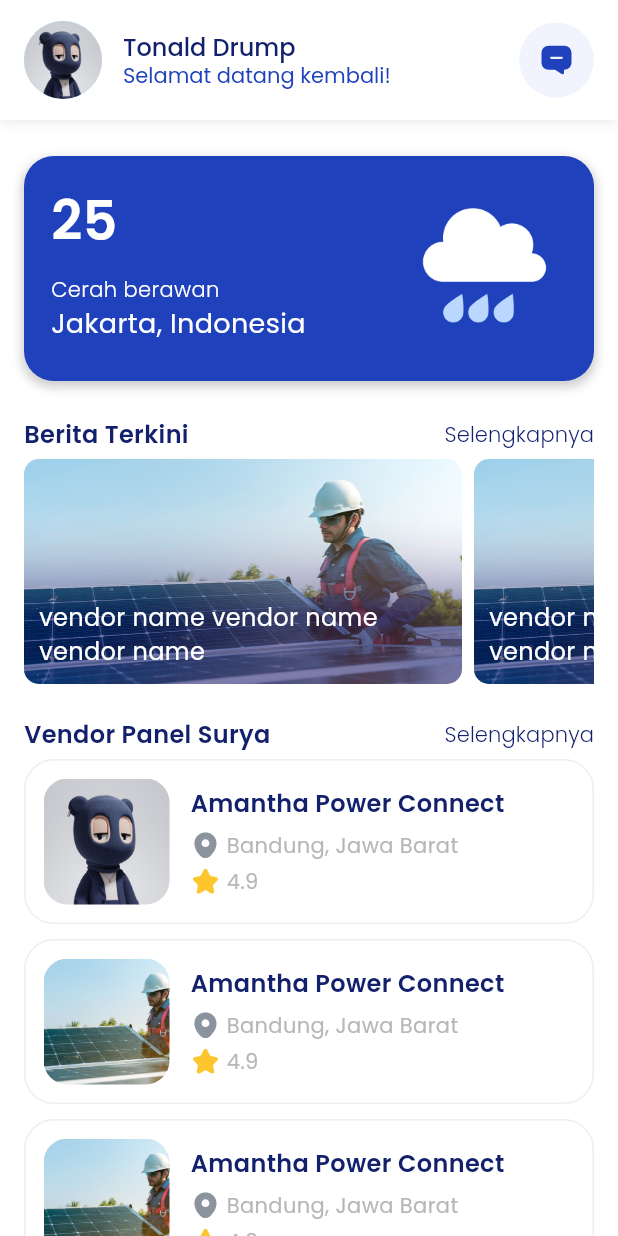
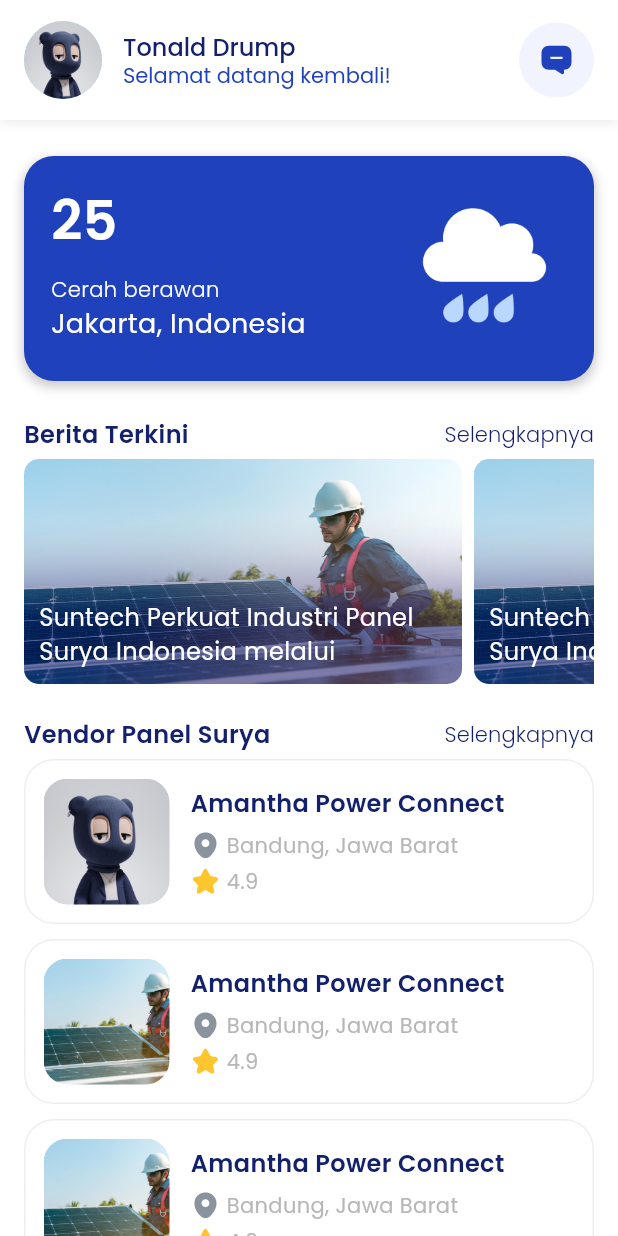
Before and after one commit to fauzihub13/sunmate, a Flutter app: the screen it shows after launch, on a phone screen of 412 x 824 dp. Run offline on Flutter 3.47's test engine with Material 3 defaults, Android fonts, the phone set to English and light mode, and no system bars; our stand-ins replace flutter_svg.

Commit message:
feat: finish news slider from model

```diff
--- a/lib/src/core/components/news_card.dart
+++ b/lib/src/core/components/news_card.dart
@@ -1,8 +1,10 @@
 import 'package:flutter/material.dart';
 import 'package:flutter_sunmate/src/core/constants/colors.dart';
+import 'package:flutter_sunmate/src/data/models/news.dart';
 
 class NewsCard extends StatelessWidget {
-  const NewsCard({Key? key});
+  final News data;
+  const NewsCard({Key? key, required this.data});
 
   @override
   Widget build(BuildContext context) {
@@ -16,7 +18,7 @@ class NewsCard extends StatelessWidget {
             ClipRRect(
               borderRadius: BorderRadius.circular(10),
               child: Image.asset(
-                'assets/images/vendor/vendor-1.jpg',
+                data.imageAsset,
                 width: double.infinity,
                 height: double.infinity,
                 fit: BoxFit.cover,
@@ -50,7 +52,7 @@ class NewsCard extends StatelessWidget {
               child: Padding(
                 padding: const EdgeInsets.all(10.0),
                 child: Text(
-                  "vendor name vendor name vendor name ",
+                  data.title,
                   maxLines: 2,
                   style: const TextStyle(
                       fontSize: 16.0,
--- a/lib/src/core/components/slider_news.dart
+++ b/lib/src/core/components/slider_news.dart
@@ -1,28 +1,30 @@
 import 'package:flutter/material.dart';
 import 'package:flutter_sunmate/src/core/components/news_card.dart';
+import 'package:flutter_sunmate/src/data/models/news.dart';
 
 class SliderNews extends StatelessWidget {
-  const SliderNews({super.key});
+  final int? itemCount;
+
+  const SliderNews({super.key, this.itemCount});
 
   @override
   Widget build(BuildContext context) {
     final _scrollController = ScrollController();
+    final int count = itemCount ?? newsList.length;
 
     return Scrollbar(
       controller: _scrollController,
       child: Container(
-        height: 150,
-        padding: const EdgeInsets.symmetric(horizontal: 16.0),
-        margin: const EdgeInsets.only(top: 5.0),
-        child: ListView(
-            scrollDirection: Axis.horizontal,
-            controller: _scrollController,
-            children: [
-              NewsCard(),
-              NewsCard(),
-              NewsCard(),
-            ]),
-      ),
+          height: 150,
+          padding: const EdgeInsets.symmetric(horizontal: 16.0),
+          margin: const EdgeInsets.only(top: 5.0),
+          child: ListView.builder(
+              scrollDirection: Axis.horizontal,
+              itemCount: count,
+              itemBuilder: (context, index) {
+                final News news = newsList[index];
+                return NewsCard(data: news);
+              })),
     );
   }
 }
--- /dev/null
+++ b/lib/src/data/models/news.dart
@@ -0,0 +1,55 @@
+class News {
+  final int id;
+  final String date, title, description, imageAsset;
+
+  News({
+    required this.id,
+    required this.date,
+    required this.imageAsset,
+    required this.title,
+    required this.description,
+  });
+}
+
+var newsList = [
+  News(
+      id: 1,
+      date: 'Rabu, 12 Oktober 2024',
+      imageAsset: 'assets/images/vendor/vendor-1.jpg',
+      title:
+          'Suntech Perkuat Industri Panel Surya Indonesia melalui Investasi Strategis',
+      description:
+          'Blue Nature is a 5 star complemented with 80 well bedroom and suit, modern residence in a very strategic location from the city center. Blue Nature is a 5 star complemented with 80 well bedroom and suit, modern residence in a very strategic location from the city center. Blue Nature is a 5 star complemented with 80 well bedroom and suit.'),
+  News(
+      id: 2,
+      date: 'Rabu, 12 Oktober 2024',
+      imageAsset: 'assets/images/vendor/vendor-1.jpg',
+      title:
+          'Suntech Perkuat Industri Panel Surya Indonesia melalui Investasi Strategis',
+      description:
+          'Blue Nature is a 5 star complemented with 80 well bedroom and suit, modern residence in a very strategic location from the city center. Blue Nature is a 5 star complemented with 80 well bedroom and suit, modern residence in a very strategic location from the city center. Blue Nature is a 5 star complemented with 80 well bedroom and suit.'),
+  News(
+      id: 3,
+      date: 'Rabu, 12 Oktober 2024',
+      imageAsset: 'assets/images/vendor/vendor-1.jpg',
+      title:
+          'Suntech Perkuat Industri Panel Surya Indonesia melalui Investasi Strategis',
+      description:
+          'Blue Nature is a 5 star complemented with 80 well bedroom and suit, modern residence in a very strategic location from the city center. Blue Nature is a 5 star complemented with 80 well bedroom and suit, modern residence in a very strategic location from the city center. Blue Nature is a 5 star complemented with 80 well bedroom and suit.'),
+  News(
+      id: 3,
+      date: 'Rabu, 12 Oktober 2024',
+      imageAsset: 'assets/images/vendor/vendor-1.jpg',
+      title:
+          'Suntech Perkuat Industri Panel Surya Indonesia melalui Investasi Strategis',
+      description:
+          'Blue Nature is a 5 star complemented with 80 well bedroom and suit, modern residence in a very strategic location from the city center. Blue Nature is a 5 star complemented with 80 well bedroom and suit, modern residence in a very strategic location from the city center. Blue Nature is a 5 star complemented with 80 well bedroom and suit.'),
+  News(
+      id: 3,
+      date: 'Rabu, 12 Oktober 2024',
+      imageAsset: 'assets/images/vendor/vendor-1.jpg',
+      title:
+          'Suntech Perkuat Industri Panel Surya Indonesia melalui Investasi Strategis',
+      description:
+          'Blue Nature is a 5 star complemented with 80 well bedroom and suit, modern residence in a very strategic location from the city center. Blue Nature is a 5 star complemented with 80 well bedroom and suit, modern residence in a very strategic location from the city center. Blue Nature is a 5 star complemented with 80 well bedroom and suit.'),
+];
--- a/lib/src/presentation/home/pages/home_page.dart
+++ b/lib/src/presentation/home/pages/home_page.dart
@@ -30,7 +30,9 @@ class _HomePageState extends State<HomePage> {
                     child:
                         TitleSection(title: 'Berita Terkini', onPressed: () {}),
                   ),
-                  const SliderNews(),
+                  const SliderNews(
+                    itemCount: 3,
+                  ),
                   const SizedBox(height: 22.0),
                   Padding(
                     padding:
```
